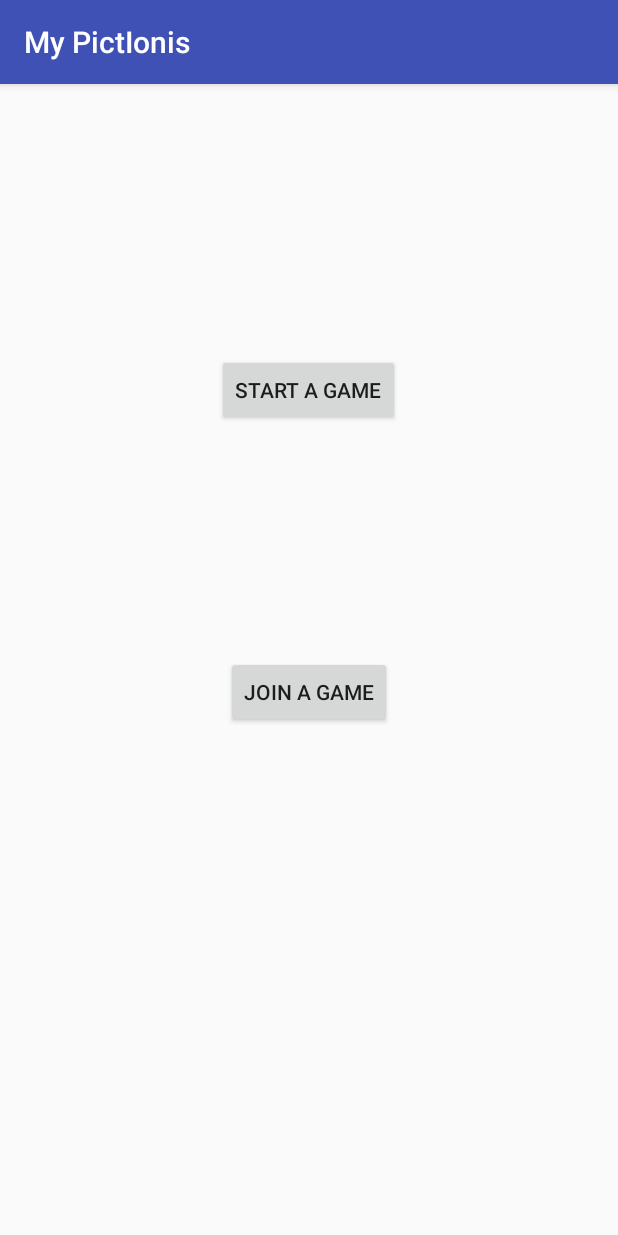
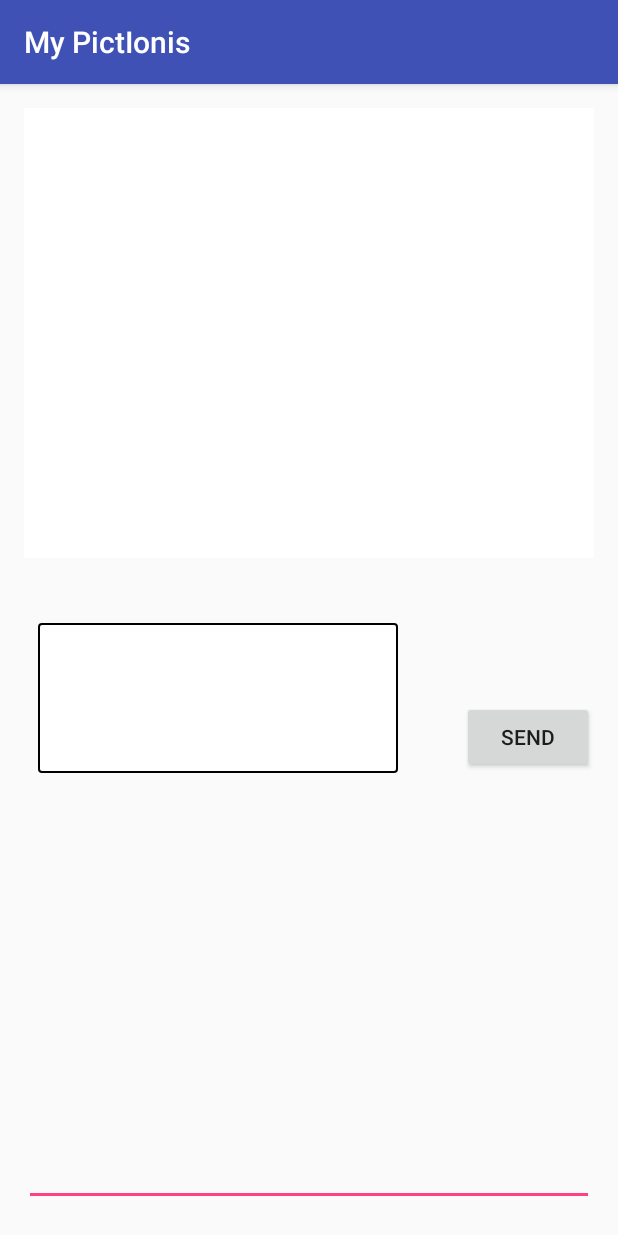
Before and after one commit to yderbal/pictionis, an Android app: the MenuActivity screen opened directly, with no data from a screen before it, after a tap on "JOIN A GAME", on a phone screen of 412 x 824 dp. Run offline under Robolectric (Android 15) with nearby library versions, the phone set to English and light mode, and no system bars; our stand-ins replace Firebase (no records; nobody signed in at launch, a user with empty details on screens opened directly).

Commit message:
mise a jour creation partie dessinateur et partie devin

```diff
--- a/app/src/main/AndroidManifest.xml
+++ b/app/src/main/AndroidManifest.xml
@@ -17,6 +17,7 @@
         </activity>
         <activity android:name=".MenuActivity" />
         <activity android:name=".GameActivity" />
+        <activity android:name=".PlayerWatch"></activity>
     </application>
 
 </manifest>
--- a/app/src/main/java/com/dev/mypictionis/MenuActivity.java
+++ b/app/src/main/java/com/dev/mypictionis/MenuActivity.java
@@ -21,8 +21,10 @@ public class MenuActivity extends AppCompatActivity {
         startActivity(intent);
     }
 
-    public void checkDataBase(View view)
+    public void joinGame(View view)
     {
-        //startActivity(intent);
+        Intent intent = new Intent(this,PlayerWatch.class);
+        intent.putExtra("GameId",0);
+        startActivity(intent);
     }
 }
--- /dev/null
+++ b/app/src/main/java/com/dev/mypictionis/PlayerView.java
@@ -0,0 +1,105 @@
+package com.dev.mypictionis;
+
+import android.content.Context;
+import android.content.res.TypedArray;
+import android.graphics.Bitmap;
+import android.graphics.Canvas;
+import android.graphics.Color;
+import android.graphics.Paint;
+import android.graphics.Path;
+import android.graphics.drawable.Drawable;
+import android.text.TextPaint;
+import android.util.AttributeSet;
+import android.view.View;
+
+import com.google.firebase.database.DataSnapshot;
+import com.google.firebase.database.DatabaseError;
+import com.google.firebase.database.DatabaseReference;
+import com.google.firebase.database.FirebaseDatabase;
+import com.google.firebase.database.ValueEventListener;
+
+import java.util.HashMap;
+import java.util.Iterator;
+
+/**
+ * TODO: document your custom view class.
+ */
+public class PlayerView extends View {
+    private Path drawPath;
+    private Paint drawPaint, canvasPaint;
+    private int paintColor=0x00000000;
+    private Canvas drawCanvas;
+    private Bitmap canvasBitmap;
+    FirebaseDatabase database;
+    DatabaseReference ref;
+    HashMap<String, DrawingObject> map = new HashMap<String,DrawingObject>();
+    DrawingObject dwobj = new DrawingObject();
+    int id;
+
+    public PlayerView(Context context, AttributeSet attrs) {
+        super(context,attrs);
+        drawPath = new Path();
+        drawPaint = new Paint();
+        drawPaint.setColor(paintColor);
+        drawPaint.setAntiAlias(true);
+        drawPaint.setStrokeWidth(20);
+        drawPaint.setStyle(Paint.Style.STROKE);
+        drawPaint.setStrokeJoin(Paint.Join.ROUND);
+        drawPaint.setStrokeCap(Paint.Cap.ROUND);
+        canvasPaint = new Paint(Paint.DITHER_FLAG);
+    }
+
+    public void setId(int id)
+    {
+        this.id = id;
+        database = FirebaseDatabase.getInstance();
+        ref = database.getReference("drawing"+id);
+        ref.addValueEventListener(new ValueEventListener() {
+            @Override
+            public void onDataChange(DataSnapshot dataSnapshot) {
+                Iterable<DataSnapshot> datas = dataSnapshot.getChildren();
+                Iterator<DataSnapshot> ite = datas.iterator();
+                while(ite.hasNext())
+                {
+                    DataSnapshot data = ite.next();
+                    DrawingObject value = data.getValue(DrawingObject.class);
+                    Float x = value.origin.x;
+                    Float y = value.origin.y;
+                    drawPath.moveTo(x,y);
+                    for(Coordinates c:value.points)
+                    {
+                        drawPath.lineTo(c.x,c.y);
+                    }
+                    drawCanvas.drawPath(drawPath,drawPaint);
+                    drawPath.reset();
+                }
+                invalidate();
+            }
+
+            @Override
+            public void onCancelled(DatabaseError databaseError) {
+            }
+        });
+    }
+
+    public void setColor(String color)
+    {
+        invalidate();
+        paintColor = Color.parseColor(color);
+        drawPaint.setColor(paintColor);
+    }
+
+    @Override
+    protected void onSizeChanged(int w, int h, int oldw, int oldh) {
+        super.onSizeChanged(w, h, oldw, oldh);
+        canvasBitmap = Bitmap.createBitmap(w,h,Bitmap.Config.ARGB_8888);
+        drawCanvas = new Canvas(canvasBitmap);
+    }
+
+    @Override
+    protected void onDraw(Canvas canvas) {
+        canvas.drawBitmap(canvasBitmap,0,0,canvasPaint);
+        canvas.drawPath(drawPath,drawPaint);
+    }
+
+}
--- a/app/src/main/java/com/dev/mypictionis/GameActivity.java
+++ b/app/src/main/java/com/dev/mypictionis/PlayerWatch.java
@@ -2,10 +2,8 @@ package com.dev.mypictionis;
 
 import android.support.v7.app.AppCompatActivity;
 import android.os.Bundle;
-import android.support.v7.widget.LinearLayoutCompat;
 import android.view.View;
 import android.widget.EditText;
-import android.widget.LinearLayout;
 import android.widget.TextView;
 
 import com.dev.mypictionis.com.dev.mypictionis.db.Message;
@@ -21,33 +19,31 @@ import java.util.HashMap;
 import java.util.Iterator;
 import java.util.Map;
 
-public class GameActivity extends AppCompatActivity {
+public class PlayerWatch extends AppCompatActivity {
 
-    private LinearLayout paintLayout;
-    DrawingView drawingView;
+    PlayerView playerView;
 
     //chat init
     FirebaseDatabase database = FirebaseDatabase.getInstance();
-    DatabaseReference ref = database.getReference("chat");
+    DatabaseReference chatRef = database.getReference("chat");
     TextView tv;
     EditText editText;
     Map<String,Message> messages ;
     FirebaseUser user = FirebaseAuth.getInstance().getCurrentUser();
-    String email = user.getEmail();
-
-    static int id =1;
+    int id=1;
 
     @Override
     protected void onCreate(Bundle savedInstanceState) {
         super.onCreate(savedInstanceState);
-        setContentView(R.layout.activity_game);
-        drawingView =(DrawingView) findViewById(R.id.draw_screen);
-        drawingView.setColor("#000000");
+        setContentView(R.layout.activity_player_watch);
+        playerView = (PlayerView) findViewById(R.id.player_draw_screen);
+        playerView.setId(0);
+        playerView.setColor("#000000");
 
         //chat init
-        tv = (TextView) findViewById(R.id.chat_message);
-        editText = (EditText) findViewById(R.id.edit_message);
-        ref.addValueEventListener(new ValueEventListener() {
+        tv = (TextView) findViewById(R.id.chat_message_player);
+        editText = (EditText) findViewById(R.id.edit_message_chat);
+        chatRef.addValueEventListener(new ValueEventListener() {
             @Override
             public void onDataChange(DataSnapshot dataSnapshot) {
                 messages = new HashMap<String, Message>();
@@ -62,10 +58,10 @@ public class GameActivity extends AppCompatActivity {
                     DataSnapshot data = ite.next();
                     Message message = data.getValue(Message.class);
                     messages.put(String.valueOf(idref),message);
-                    s+= message.getMessage()+"\n";
+                    s+= message.getAuthor()+ " : "+message.getMessage()+"\n";
                     idref++;
                 }
-                tv.setText(email+" : "+s);
+                tv.setText(s);
                 id = idref;
             }
             @Override
@@ -75,17 +71,10 @@ public class GameActivity extends AppCompatActivity {
         });
     }
 
-
-    public void clearDraw(View view)
-    {
-        drawingView.clearDraw();
-    }
-
-
     public void sendMessage(View view)
     {
-        messages.put(String.valueOf(id),new Message(editText.getText().toString(),"Mike"));
-        ref.setValue(messages);
+        messages.put(String.valueOf(id),new Message(editText.getText().toString(),user.getEmail()));
+        chatRef.setValue(messages);
         id++;
     }
 }
--- a/app/src/main/java/com/dev/mypictionis/StartingActivity.java
+++ b/app/src/main/java/com/dev/mypictionis/StartingActivity.java
@@ -140,6 +140,8 @@ public class StartingActivity extends AppCompatActivity {
             return;
         }
         signin(email,password);
+        //Intent intent = new Intent(StartingActivity.this,MenuActivity.class);
+        //startActivity(intent);
     }
 
     public void registerUser(View view)
--- a/app/src/main/java/com/dev/mypictionis/com/dev/mypictionis/db/Message.java
+++ b/app/src/main/java/com/dev/mypictionis/com/dev/mypictionis/db/Message.java
@@ -36,4 +36,9 @@ public class Message {
     {
         return message;
     }
+
+    public String getAuthor()
+    {
+        return author;
+    }
 }
--- a/app/src/main/res/layout/activity_menu.xml
+++ b/app/src/main/res/layout/activity_menu.xml
@@ -28,5 +28,5 @@
         android:id="@+id/button5"
         android:layout_below="@+id/button4"
         android:layout_centerHorizontal="true"
-        android:onClick="checkDataBase" />
+        android:onClick="joinGame" />
 </RelativeLayout>
--- /dev/null
+++ b/app/src/main/res/layout/activity_player_watch.xml
@@ -0,0 +1,50 @@
+<?xml version="1.0" encoding="utf-8"?>
+<RelativeLayout xmlns:android="http://schemas.android.com/apk/res/android"
+    xmlns:tools="http://schemas.android.com/tools"
+    android:id="@+id/activity_game"
+    android:layout_width="match_parent"
+    android:layout_height="match_parent"
+    android:paddingBottom="@dimen/activity_vertical_margin"
+    android:paddingLeft="@dimen/activity_horizontal_margin"
+    android:paddingRight="@dimen/activity_horizontal_margin"
+    android:paddingTop="@dimen/activity_vertical_margin"
+    tools:context="com.dev.mypictionis.GameActivity">
+
+    <com.dev.mypictionis.PlayerView
+        android:id="@+id/player_draw_screen"
+        android:layout_width="match_parent"
+        android:layout_height="300dp"
+        android:background="@color/background_color"/>
+
+    <EditText
+        android:layout_width="wrap_content"
+        android:layout_height="60dp"
+        android:inputType="textPersonName"
+        android:id="@+id/edit_message_chat"
+        android:layout_alignParentBottom="true"
+        android:layout_marginBottom="4dp"
+        android:layout_alignParentEnd="true"
+        android:layout_alignParentStart="true" />
+
+    <Button
+        android:text="Send"
+        android:layout_width="wrap_content"
+        android:layout_height="wrap_content"
+        android:id="@+id/send"
+        android:layout_weight="0.56"
+        android:onClick="sendMessage"
+        android:layout_alignBottom="@+id/chat_message_player"
+        android:layout_alignParentEnd="true" />
+
+    <TextView
+        android:id="@+id/chat_message_player"
+        android:padding="4dp"
+        android:layout_height="100dp"
+        android:background="@drawable/my_shape"
+        android:layout_width="240dp"
+        android:layout_below="@+id/player_draw_screen"
+        android:layout_alignParentStart="true"
+        android:layout_marginStart="9dp"
+        android:layout_marginTop="43dp" />
+
+</RelativeLayout>
```
Also changed, not shown: app/src/main/java/com/dev/mypictionis/DrawingView.java (+3 -26 lines), app/src/main/res/layout/sample_player_view.xml (added, +7 -0 lines), app/src/main/res/values/attrs_player_view.xml (added, +8 -0 lines).
